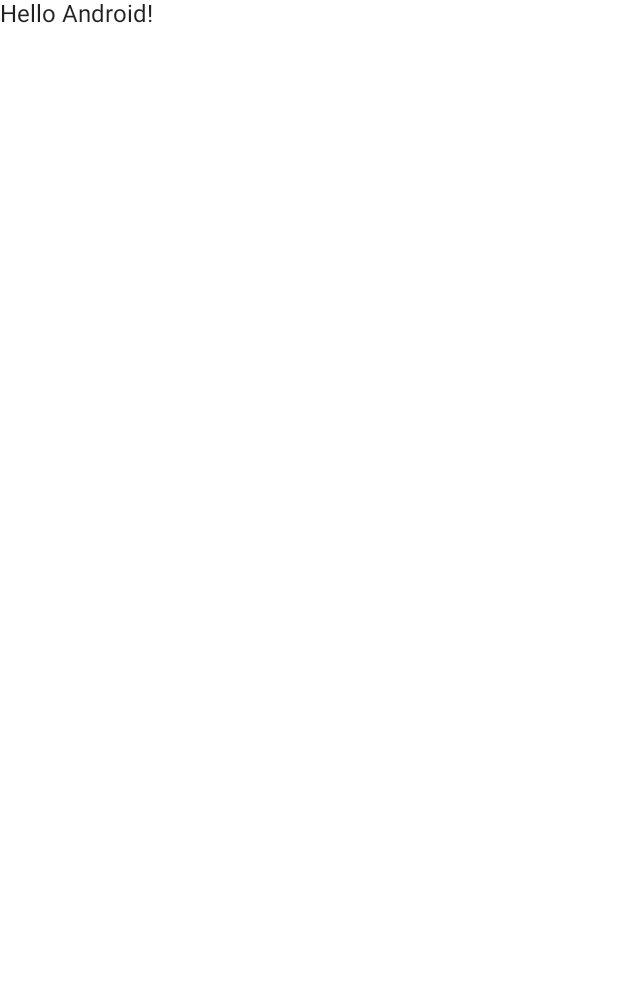
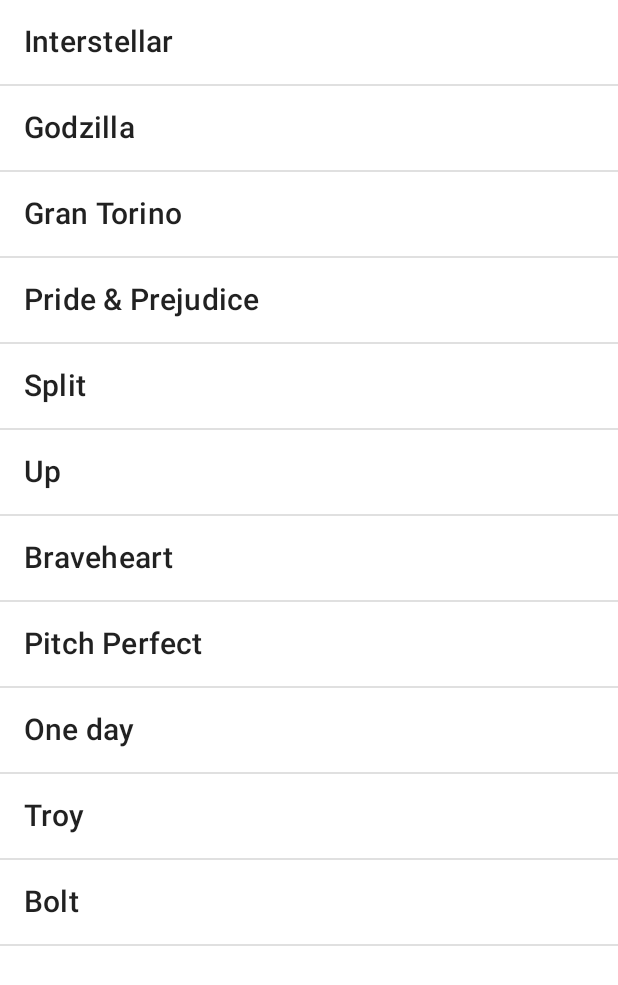
Before and after one commit to DavidGlezQ/JetpackCompose_section7, an Android app built with Jetpack Compose: the screen it shows after launch (MainActivity), on a phone screen of 412 x 824 dp. Before the commit the part shown is almost empty. Shown: the top 985 px of the screen. Run offline under Robolectric (Android 15) with nearby library versions, the phone set to English and light mode, and no system bars.

Commit message:
section7_jc
Classes 53 to 57

```diff
--- /dev/null
+++ b/app/src/main/java/com/davidgllez/jetpackcompose/FakeDatabase.kt
@@ -0,0 +1,41 @@
+import com.davidgllez.jetpackcompose.Film
+
+/****
+ * Project: Films JC Ref
+ * From: com.cursosandroidant.filmsjcref.entities
+ * Created by Alain Nicolás Tello on 26/10/22 at 16:55
+ * All rights reserved 2022.
+ *
+ * All my Udemy Courses:
+ * https://www.udemy.com/user/alain-nicolas-tello/
+ * And Frogames formación:
+ * https://cursos.frogamesformacion.com/pages/instructor-alain-nicolas
+ *
+ * Web: www.alainnicolastello.com
+ ***/
+object FakeDatabase {
+    fun getAllFilms() = listOf<Film>(
+        Film("Interstellar", "In 2067, ex-NASA pilot Cooper is forced to work as a farmer due to a global famine caused by blight. He ignores his daughter, Murph, when she claims a ghost is communicating to her through her bookshelf, but later finds dust particles forming an inexplicable pattern on Murph's bedroom floor. ",
+            4.5f, "https://upload.wikimedia.org/wikipedia/en/b/bc/Interstellar_film_poster.jpg"),
+        Film("Godzilla", "An iguana nest is exposed to the fallout of a military nuclear test in French Polynesia. In the South Pacific Ocean, a Japanese fishing vessel is suddenly attacked by a giant creature, with only one fisherman surviving.",
+            2.5f, "https://upload.wikimedia.org/wikipedia/en/thumb/2/2e/Godzilla_%281998_Movie_Poster%29.jpg/220px-Godzilla_%281998_Movie_Poster%29.jpg"),
+        Film("Gran Torino", "Cantankerous, bigoted Korean War veteran and retired Ford factory worker Walt Kowalski is widowed after 50 years of marriage.",
+            4.8f, "https://upload.wikimedia.org/wikipedia/en/thumb/c/c6/Gran_Torino_poster.jpg/220px-Gran_Torino_poster.jpg"),
+        Film("Pride & Prejudice", "During the late 18th century, Mr. and Mrs. Bennet and their daughters – Jane, Elizabeth, Mary, Kitty, and Lydia.",
+            4.0f, "https://upload.wikimedia.org/wikipedia/en/thumb/0/03/Prideandprejudiceposter.jpg/220px-Prideandprejudiceposter.jpg"),
+        Film("Split", "Kevin Wendell Crumb, a man struggling with dissociative identity disorder (DID) rooted in his history of childhood abuse and abandonment, has been managing living with his 23 distinct personalities well for several years with help from his therapist, Dr. Karen Fletcher.",
+            4.4f, "https://upload.wikimedia.org/wikipedia/en/3/31/Split_%282017_film%29.jpg"),
+        Film("Up", "As a young boy, 10-year-old Carl Fredricksen idolizes explorer Charles Muntz.",
+            5.0f, "https://upload.wikimedia.org/wikipedia/en/0/05/Up_%282009_film%29.jpg"),
+        Film("Braveheart", "In 1280, King Edward \"Longshanks\" invades and conquers Scotland following the death of Alexander III of Scotland, who left no heir to the throne.",
+            4.9f, "https://upload.wikimedia.org/wikipedia/en/thumb/5/55/Braveheart_imp.jpg/220px-Braveheart_imp.jpg"),
+        Film("Pitch Perfect", "During the 2011 ICCA Finals at the Lincoln Center, Barden University's all-female a cappella group, the Barden Bellas, lose to their all-male rival group, the Barden Treblemakers.",
+            3.9f, "https://upload.wikimedia.org/wikipedia/en/b/b9/Pitch_Perfect_movie_poster.jpg"),
+        Film("One day", "Two friends, on the same day.",
+            4.4f, "https://upload.wikimedia.org/wikipedia/en/a/ad/One_Day_Poster.jpg"),
+        Film("Troy", "In Ancient Greece, King Agamemnon of Mycenae finally unites the Greek kingdoms after decades of warfare, forming a loose alliance under his rule.",
+            4.1f, "https://upload.wikimedia.org/wikipedia/en/thumb/b/b8/Troy2004Poster.jpg/220px-Troy2004Poster.jpg"),
+        Film("Bolt", "A White Swiss Shepherd puppy named Bolt is adopted by a 7-year-old girl named Penny.",
+            2.9f, "https://upload.wikimedia.org/wikipedia/en/4/44/Bolt_ver2.jpg")
+    )
+}
--- /dev/null
+++ b/app/src/main/java/com/davidgllez/jetpackcompose/Film.kt
@@ -0,0 +1,9 @@
+package com.davidgllez.jetpackcompose
+
+/**
+ * Created by davidgonzalez on 11/02/23
+ */
+data class Film(val name: String,
+                val description: String,
+                val score: Float,
+                val photo: String)
--- a/app/src/main/java/com/davidgllez/jetpackcompose/MainActivity.kt
+++ b/app/src/main/java/com/davidgllez/jetpackcompose/MainActivity.kt
@@ -1,14 +1,24 @@
 package com.davidgllez.jetpackcompose
 
+import FakeDatabase
 import android.os.Bundle
 import androidx.activity.ComponentActivity
 import androidx.activity.compose.setContent
+import androidx.compose.foundation.clickable
+import androidx.compose.foundation.layout.Column
 import androidx.compose.foundation.layout.fillMaxSize
+import androidx.compose.foundation.layout.fillMaxWidth
+import androidx.compose.foundation.layout.padding
+import androidx.compose.foundation.lazy.LazyColumn
+import androidx.compose.foundation.rememberScrollState
+import androidx.compose.foundation.verticalScroll
+import androidx.compose.material.Divider
 import androidx.compose.material.MaterialTheme
 import androidx.compose.material.Surface
 import androidx.compose.material.Text
 import androidx.compose.runtime.Composable
 import androidx.compose.ui.Modifier
+import androidx.compose.ui.res.dimensionResource
 import androidx.compose.ui.tooling.preview.Preview
 import com.davidgllez.jetpackcompose.ui.theme.JetpackComposeSection7Theme
 
@@ -22,22 +32,52 @@ class MainActivity : ComponentActivity() {
                     modifier = Modifier.fillMaxSize(),
                     color = MaterialTheme.colors.background
                 ) {
-                    Greeting("Android")
+                    //ListBasic(FakeDatabase.getAllFilms())
+                    ListAdvance(FakeDatabase.getAllFilms())
                 }
             }
         }
     }
 }
+@Composable
+fun ListAdvance(allFilms: List<Film>) {
+    LazyColumn {
+        items(allFilms.size) {
+            //ItemListBasic(title = allFilms[it].name)
+            ItemListClick(title = allFilms[it].name, modifier = Modifier.clickable {
+
+            })
+            Divider()
+        }
+    }
+}
 
 @Composable
-fun Greeting(name: String) {
-    Text(text = "Hello $name!")
+fun ItemListClick(title: String, modifier: Modifier) {
+    Text(text = title, modifier = modifier
+        .fillMaxWidth()
+        .padding(dimensionResource(id = R.dimen.common_padding_default)),
+        style = MaterialTheme.typography.h6)
 }
 
+@Composable
+fun ListBasic(films: List<Film>) {
+    Column(modifier = Modifier.verticalScroll(rememberScrollState())) {
+        films.forEach { ItemListBasic(title = it.name) }
+    }
+}
+
+@Composable
+fun ItemListBasic(title: String) {
+    Text(text = title, modifier = Modifier
+        .fillMaxWidth()
+        .padding(dimensionResource(id = R.dimen.common_padding_default)),
+        style = MaterialTheme.typography.h6)
+}
 @Preview(showBackground = true)
 @Composable
 fun DefaultPreview() {
     JetpackComposeSection7Theme {
-        Greeting("Android")
+        ListBasic(FakeDatabase.getAllFilms())
     }
 }
--- /dev/null
+++ b/app/src/main/res/values/dimens.xml
@@ -0,0 +1,4 @@
+<?xml version="1.0" encoding="utf-8"?>
+<resources>
+    <dimen name="common_padding_default">16dp</dimen>
+</resources>
```
